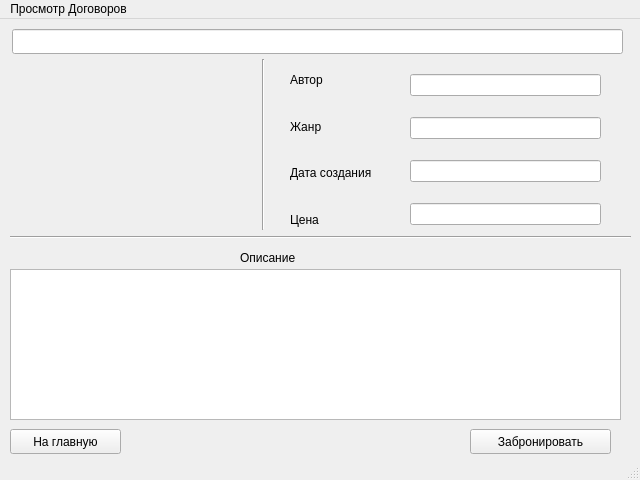
This is Kyrsach/view/model_view/path/view_book.ui in Gdeon1337/piaps_kurs as Qt 5 draws it before an edit. The edited form follows.
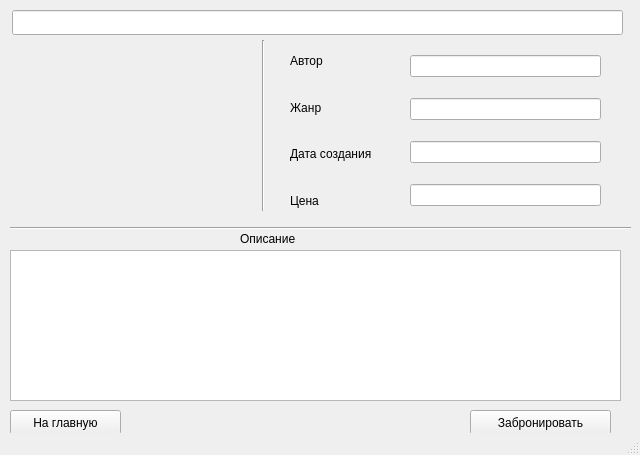
This is the edited form.

What changed in the file:
```diff
--- a/Kyrsach/view/model_view/path/view_book.ui
+++ b/Kyrsach/view/model_view/path/view_book.ui
@@ -10,7 +10,7 @@
     <x>0</x>
     <y>0</y>
     <width>640</width>
-    <height>480</height>
+    <height>455</height>
    </rect>
   </property>
   <property name="windowTitle">
@@ -79,7 +79,7 @@
     <property name="geometry">
      <rect>
       <x>10</x>
-      <y>210</y>
+      <y>220</y>
       <width>621</width>
       <height>16</height>
      </rect>
@@ -217,22 +217,6 @@
     </property>
    </widget>
   </widget>
-  <widget class="QMenuBar" name="menubar">
-   <property name="geometry">
-    <rect>
-     <x>0</x>
-     <y>0</y>
-     <width>640</width>
-     <height>22</height>
-    </rect>
-   </property>
-   <widget class="QMenu" name="menu">
-    <property name="title">
-     <string>Просмотр Договоров</string>
-    </property>
-   </widget>
-   <addaction name="menu"/>
-  </widget>
   <widget class="QStatusBar" name="statusbar"/>
  </widget>
  <resources/>
```
